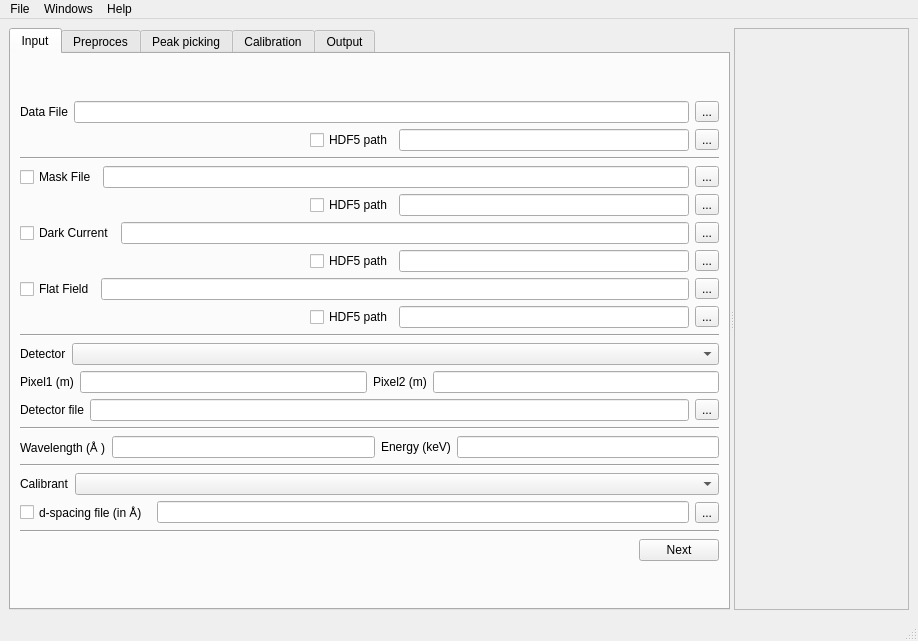
kif/dahu, file GUI/calibration_main.ui: the form before one commit.
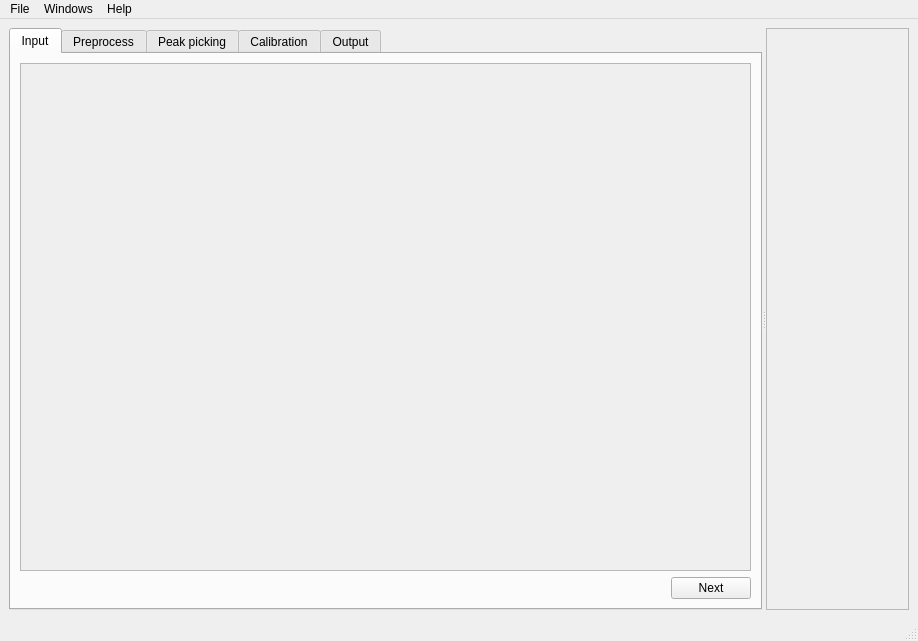
The form after the commit. The open tabs and pages were chosen to show the change.

Commit message: input widget integrated into main view

```diff
--- a/GUI/calibration_main.ui
+++ b/GUI/calibration_main.ui
@@ -32,486 +32,29 @@
          <item row="0" column="0">
           <layout class="QVBoxLayout" name="verticalLayout">
            <item>
-            <layout class="QHBoxLayout" name="horizontalLayout_10">
-             <item>
-              <widget class="QLabel" name="label_6">
-               <property name="text">
-                <string>Data File</string>
-               </property>
-              </widget>
-             </item>
-             <item>
-              <widget class="QLineEdit" name="data_file">
-               <property name="toolTip">
-                <string>File containing the experiment geometry setup</string>
-               </property>
-              </widget>
-             </item>
-             <item>
-              <widget class="QToolButton" name="file_poni">
-               <property name="toolTip">
-                <string>Select graphically the geometry setup file</string>
-               </property>
-               <property name="text">
-                <string>...</string>
-               </property>
-              </widget>
-             </item>
-            </layout>
-           </item>
-           <item>
-            <layout class="QHBoxLayout" name="horizontalLayout_8">
-             <item>
-              <spacer name="horizontalSpacer_2">
-               <property name="orientation">
-                <enum>Qt::Horizontal</enum>
-               </property>
-               <property name="sizeHint" stdset="0">
-                <size>
-                 <width>40</width>
-                 <height>20</height>
-                </size>
-               </property>
-              </spacer>
-             </item>
-             <item>
-              <widget class="QCheckBox" name="do_data_hdf5">
-               <property name="toolTip">
-                <string>Mask-out pixels</string>
-               </property>
-               <property name="text">
-                <string>HDF5 path</string>
-               </property>
-              </widget>
-             </item>
-             <item>
-              <widget class="QLineEdit" name="data_file_hdf5">
-               <property name="toolTip">
-                <string>File containing the image of the mask</string>
-               </property>
-              </widget>
-             </item>
-             <item>
-              <widget class="QToolButton" name="path_data_hdf5">
-               <property name="text">
-                <string>...</string>
-               </property>
-              </widget>
-             </item>
-            </layout>
-           </item>
-           <item>
-            <widget class="Line" name="line">
-             <property name="orientation">
-              <enum>Qt::Horizontal</enum>
+            <widget class="QScrollArea" name="scrollArea_input">
+             <property name="verticalScrollBarPolicy">
+              <enum>Qt::ScrollBarAsNeeded</enum>
              </property>
-            </widget>
-           </item>
-           <item>
-            <layout class="QHBoxLayout" name="horizontalLayout_5">
-             <item>
-              <widget class="QCheckBox" name="do_mask">
-               <property name="toolTip">
-                <string>Mask-out pixels</string>
-               </property>
-               <property name="text">
-                <string>Mask File</string>
-               </property>
-              </widget>
-             </item>
-             <item>
-              <widget class="QLineEdit" name="mask_file">
-               <property name="toolTip">
-                <string>File containing the image of the mask</string>
-               </property>
-              </widget>
-             </item>
-             <item>
-              <widget class="QToolButton" name="file_mask_file">
-               <property name="text">
-                <string>...</string>
-               </property>
-              </widget>
-             </item>
-            </layout>
-           </item>
-           <item>
-            <layout class="QHBoxLayout" name="horizontalLayout_15">
-             <item>
-              <spacer name="horizontalSpacer_5">
-               <property name="orientation">
-                <enum>Qt::Horizontal</enum>
-               </property>
-               <property name="sizeHint" stdset="0">
-                <size>
-                 <width>40</width>
-                 <height>20</height>
-                </size>
-               </property>
-              </spacer>
-             </item>
-             <item>
-              <widget class="QCheckBox" name="do_data_hdf5_5">
-               <property name="toolTip">
-                <string>Mask-out pixels</string>
-               </property>
-               <property name="text">
-                <string>HDF5 path</string>
-               </property>
-              </widget>
-             </item>
-             <item>
-              <widget class="QLineEdit" name="data_file_hdf5_5">
-               <property name="toolTip">
-                <string>File containing the image of the mask</string>
-               </property>
-              </widget>
-             </item>
-             <item>
-              <widget class="QToolButton" name="path_data_hdf5_5">
-               <property name="text">
-                <string>...</string>
-               </property>
-              </widget>
-             </item>
-            </layout>
-           </item>
-           <item>
-            <layout class="QHBoxLayout" name="horizontalLayout_4">
-             <item>
-              <widget class="QCheckBox" name="do_dark">
-               <property name="toolTip">
-                <string>Perform dark current subtraction</string>
-               </property>
-               <property name="text">
-                <string>Dark Current</string>
-               </property>
-              </widget>
-             </item>
-             <item>
-              <widget class="QLineEdit" name="dark_current">
-               <property name="toolTip">
-                <string>File containing the dark image</string>
-               </property>
-              </widget>
-             </item>
-             <item>
-              <widget class="QToolButton" name="file_dark_current">
-               <property name="text">
-                <string>...</string>
-               </property>
-              </widget>
-             </item>
-            </layout>
-           </item>
-           <item>
-            <layout class="QHBoxLayout" name="horizontalLayout_14">
-             <item>
-              <spacer name="horizontalSpacer_4">
-               <property name="orientation">
-                <enum>Qt::Horizontal</enum>
-               </property>
-               <property name="sizeHint" stdset="0">
-                <size>
-                 <width>40</width>
-                 <height>20</height>
-                </size>
-               </property>
-              </spacer>
-             </item>
-             <item>
-              <widget class="QCheckBox" name="do_data_hdf5_4">
-               <property name="toolTip">
-                <string>Mask-out pixels</string>
-               </property>
-               <property name="text">
-                <string>HDF5 path</string>
-               </property>
-              </widget>
-             </item>
-             <item>
-              <widget class="QLineEdit" name="data_file_hdf5_4">
-               <property name="toolTip">
-                <string>File containing the image of the mask</string>
-               </property>
-              </widget>
-             </item>
-             <item>
-              <widget class="QToolButton" name="path_data_hdf5_4">
-               <property name="text">
-                <string>...</string>
-               </property>
-              </widget>
-             </item>
-            </layout>
-           </item>
-           <item>
-            <layout class="QHBoxLayout" name="horizontalLayout_3">
-             <item>
-              <widget class="QCheckBox" name="do_flat">
-               <property name="toolTip">
-                <string>Perform flat field corrrections</string>
-               </property>
-               <property name="text">
-                <string>Flat Field</string>
-               </property>
-              </widget>
-             </item>
-             <item>
-              <widget class="QLineEdit" name="flat_field">
-               <property name="toolTip">
-                <string>File containing the flat-field image</string>
-               </property>
-              </widget>
-             </item>
-             <item>
-              <widget class="QToolButton" name="file_flat_field">
-               <property name="text">
-                <string>...</string>
-               </property>
-              </widget>
-             </item>
-            </layout>
-           </item>
-           <item>
-            <layout class="QHBoxLayout" name="horizontalLayout_13">
-             <item>
-              <spacer name="horizontalSpacer_3">
-               <property name="orientation">
-                <enum>Qt::Horizontal</enum>
-               </property>
-               <property name="sizeHint" stdset="0">
-                <size>
-                 <width>40</width>
-                 <height>20</height>
-                </size>
-               </property>
-              </spacer>
-             </item>
-             <item>
-              <widget class="QCheckBox" name="do_data_hdf5_3">
-               <property name="toolTip">
-                <string>Mask-out pixels</string>
-               </property>
-               <property name="text">
-                <string>HDF5 path</string>
-               </property>
-              </widget>
-             </item>
-             <item>
-              <widget class="QLineEdit" name="data_file_hdf5_3">
-               <property name="toolTip">
-                <string>File containing the image of the mask</string>
-               </property>
-              </widget>
-             </item>
-             <item>
-              <widget class="QToolButton" name="path_data_hdf5_3">
-               <property name="text">
-                <string>...</string>
-               </property>
-              </widget>
-             </item>
-            </layout>
-           </item>
-           <item>
-            <widget class="Line" name="line_2">
-             <property name="orientation">
-              <enum>Qt::Horizontal</enum>
+             <property name="horizontalScrollBarPolicy">
+              <enum>Qt::ScrollBarAsNeeded</enum>
              </property>
-            </widget>
-           </item>
-           <item>
-            <layout class="QVBoxLayout" name="verticalLayout_2">
-             <item>
-              <layout class="QHBoxLayout" name="horizontalLayout_9">
-               <item>
-                <widget class="QLabel" name="label_5">
-                 <property name="text">
-                  <string>Detector</string>
-                 </property>
-                </widget>
-               </item>
-               <item>
-                <widget class="QComboBox" name="detector">
-                 <property name="sizePolicy">
-                  <sizepolicy hsizetype="Expanding" vsizetype="Fixed">
-                   <horstretch>0</horstretch>
-                   <verstretch>0</verstretch>
-                  </sizepolicy>
-                 </property>
-                 <property name="toolTip">
-                  <string>Detector model</string>
-                 </property>
-                </widget>
-               </item>
-              </layout>
-             </item>
-             <item>
-              <layout class="QHBoxLayout" name="horizontalLayout_6">
-               <item>
-                <widget class="QLabel" name="label_2">
-                 <property name="text">
-                  <string>Pixel1 (m)</string>
-                 </property>
-                </widget>
-               </item>
-               <item>
-                <widget class="QLineEdit" name="pixel1">
-                 <property name="toolTip">
-                  <string>Pixel size in rows direction (Y)</string>
-                 </property>
-                </widget>
-               </item>
-               <item>
-                <widget class="QLabel" name="label_4">
-                 <property name="text">
-                  <string>Pixel2 (m)</string>
-                 </property>
-                </widget>
-               </item>
-               <item>
-                <widget class="QLineEdit" name="pixel2">
-                 <property name="toolTip">
-                  <string>Pixel size in columns direction (X)</string>
-                 </property>
-                </widget>
-               </item>
-              </layout>
-             </item>
-             <item>
-              <layout class="QHBoxLayout" name="horizontalLayout_7">
-               <item>
-                <widget class="QLabel" name="label_3">
-                 <property name="text">
-                  <string>Detector file</string>
-                 </property>
-                </widget>
-               </item>
-               <item>
-                <widget class="QLineEdit" name="splineFile">
-                 <property name="toolTip">
-                  <string>File containing the cubic spline distortion of the detector</string>
-                 </property>
-                </widget>
-               </item>
-               <item>
-                <widget class="QToolButton" name="file_splinefile">
-                 <property name="toolTip">
-                  <string>select spline file graphically</string>
-                 </property>
-                 <property name="text">
-                  <string>...</string>
-                 </property>
-                </widget>
-               </item>
-              </layout>
-             </item>
-            </layout>
-           </item>
-           <item>
-            <widget class="Line" name="line_5">
-             <property name="orientation">
-              <enum>Qt::Horizontal</enum>
+             <property name="widgetResizable">
+              <bool>false</bool>
              </property>
-            </widget>
-           </item>
-           <item>
-            <layout class="QHBoxLayout" name="horizontalLayout">
-             <item>
-              <widget class="QLabel" name="label_11">
-               <property name="text">
-                <string>Wavelength (Å )</string>
-               </property>
-              </widget>
-             </item>
-             <item>
-              <widget class="QLineEdit" name="wavelength">
-               <property name="toolTip">
-                <string>Used only for calculating the momentum transfer (q)</string>
-               </property>
-              </widget>
-             </item>
-             <item>
-              <widget class="QLabel" name="label_12">
-               <property name="text">
-                <string>Energy (keV)</string>
-               </property>
-              </widget>
-             </item>
-             <item>
-              <widget class="QLineEdit" name="wavelength_2">
-               <property name="toolTip">
-                <string>Used only for calculating the momentum transfer (q)</string>
-               </property>
-              </widget>
-             </item>
-            </layout>
-           </item>
-           <item>
-            <widget class="Line" name="line_4">
-             <property name="orientation">
-              <enum>Qt::Horizontal</enum>
+             <property name="alignment">
+              <set>Qt::AlignLeading|Qt::AlignLeft|Qt::AlignTop</set>
              </property>
-            </widget>
-           </item>
-           <item>
-            <layout class="QHBoxLayout" name="horizontalLayout_12">
-             <item>
-              <widget class="QLabel" name="label_7">
-               <property name="text">
-                <string>Calibrant</string>
-               </property>
-              </widget>
-             </item>
-             <item>
-              <widget class="QComboBox" name="calibrant">
-               <property name="sizePolicy">
-                <sizepolicy hsizetype="Expanding" vsizetype="Fixed">
-                 <horstretch>0</horstretch>
-                 <verstretch>0</verstretch>
-                </sizepolicy>
-               </property>
-               <property name="toolTip">
-                <string>Detector model</string>
-               </property>
-              </widget>
-             </item>
-            </layout>
-           </item>
-           <item>
-            <layout class="QHBoxLayout" name="horizontalLayout_11">
-             <item>
-              <widget class="QCheckBox" name="do_dspacing">
-               <property name="toolTip">
-                <string>Mask-out pixels</string>
-               </property>
-               <property name="text">
-                <string>d-spacing file (in Å) </string>
-               </property>
-              </widget>
-             </item>
-             <item>
-              <widget class="QLineEdit" name="dspacing">
-               <property name="toolTip">
-                <string>File containing the image of the mask</string>
-               </property>
-              </widget>
-             </item>
-             <item>
-              <widget class="QToolButton" name="path_data_hdf5_2">
-               <property name="text">
-                <string>...</string>
-               </property>
-              </widget>
-             </item>
-            </layout>
-           </item>
-           <item>
-            <widget class="Line" name="line_3">
-             <property name="orientation">
-              <enum>Qt::Horizontal</enum>
-             </property>
+             <widget class="QWidget" name="scrollAreaWidgetContents">
+              <property name="geometry">
+               <rect>
+                <x>0</x>
+                <y>0</y>
+                <width>707</width>
+                <height>453</height>
+               </rect>
+              </property>
+             </widget>
             </widget>
            </item>
            <item>
@@ -547,7 +90,7 @@
        </widget>
        <widget class="QWidget" name="tab">
         <attribute name="title">
-         <string>Preproces</string>
+         <string>Preprocess</string>
         </attribute>
        </widget>
        <widget class="QWidget" name="tab_4">
```
Left out of the diff: 24 changed lines with no effect on the pictures. The commit also changes 3 other files.
